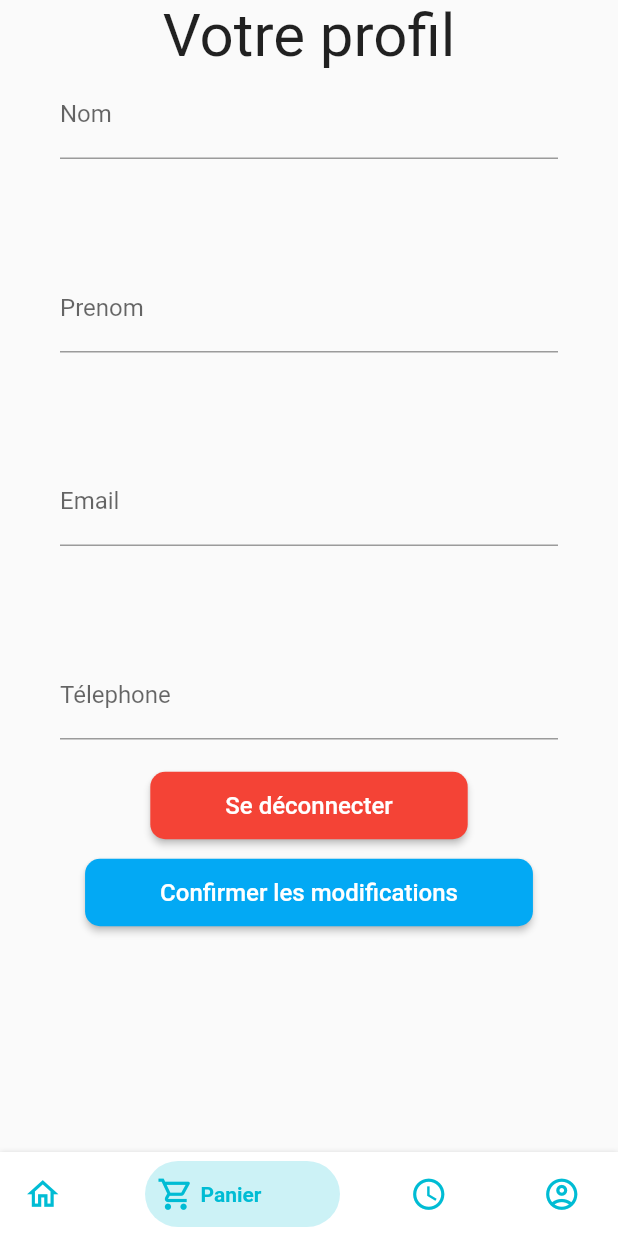
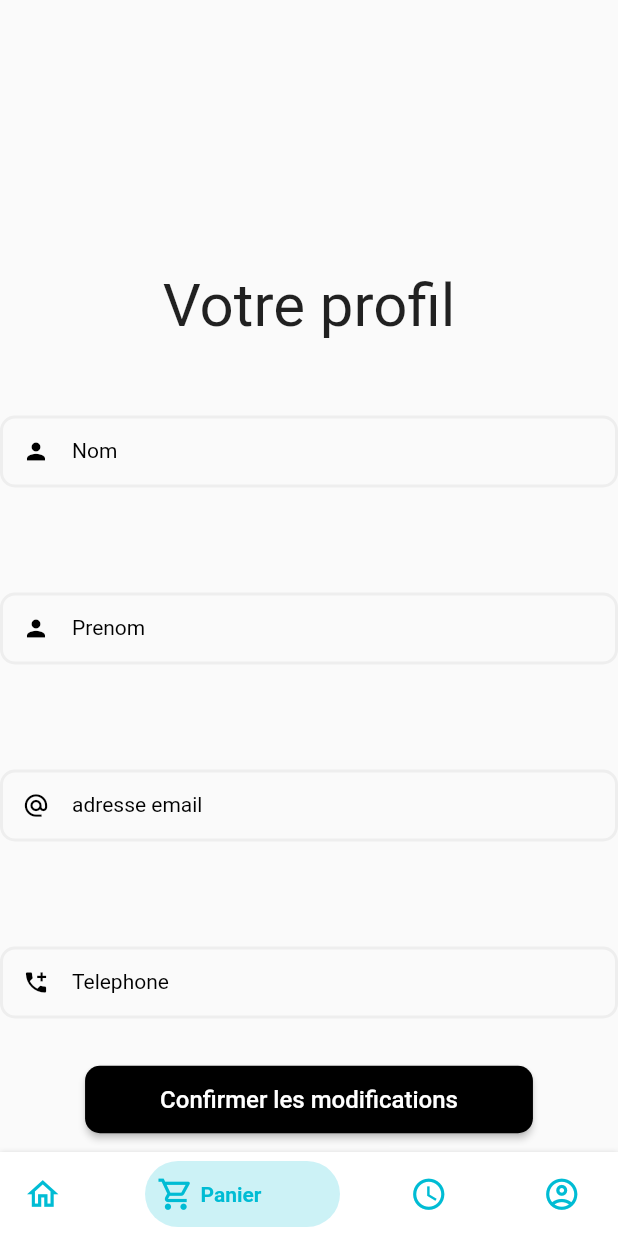
Before and after one commit to juxqq/stage-project-mobile, a Flutter app: the Profile screen opened by its route, on a phone screen of 412 x 824 dp. Run offline on Flutter 3.47's test engine with Material 2 defaults, Android fonts, the phone set to English and light mode, and no system bars; drawn by our look-alikes of bottom_navy_bar; missing offline and left inert: dart:ffi, drop_down_list, flutter_session, flutter_verification_code; accounts and stored records are empty.

Commit message:
profil remis à jour. A voir ce que je peux rajouter

```diff
--- a/lib/views/auth/profile.dart
+++ b/lib/views/auth/profile.dart
@@ -4,6 +4,7 @@ import 'package:mobile_app/models/user.dart';
 import 'package:mobile_app/services/user_service.dart';
 import 'package:mobile_app/share/bottom_nav_bar.dart';
 import 'package:mobile_app/share/radius_button.dart';
+import 'package:mobile_app/share/text_form.dart';
 
 class Profile extends StatefulWidget {
   const Profile({Key? key}) : super(key: key);
@@ -48,63 +49,63 @@ class _ProfileState extends State<Profile> {
                 child: Column(
               mainAxisAlignment: MainAxisAlignment.center,
               children: [
+                const SizedBox(
+                  height: 180,
+                ),
                 const Text("Votre profil", style: TextStyle(fontSize: 40)),
                 //A modifier avec la requère SQL adapté
-                Container(
-                  alignment: Alignment.center,
-                  margin: const EdgeInsets.symmetric(horizontal: 40),
-                  child: TextFormField(
-                    validator: (value) => value!.validateLastName(),
-                    controller: nameController,
-                    decoration: const InputDecoration(labelText: "Nom"),
-                  ),
+
+                const SizedBox(
+                  height: 50,
                 ),
+                TextForm(
+                  nameController,
+                  'Nom',
+                  (value) => value!.validateName(),
+                  Icons.person,
+                  false,
+                  () {},
+                  TextInputType.name),
                 //A modifier avec la requère SQL adapté
                 const SizedBox(
                   height: 70,
                 ),
-                Container(
-                  alignment: Alignment.center,
-                  margin: const EdgeInsets.symmetric(horizontal: 40),
-                  child: TextFormField(
-                    validator: (value) => value!.validateName(),
-                    controller: firstNameController,
-                    decoration: const InputDecoration(labelText: "Prenom"),
-                  ),
-                ),
+                TextForm(
+                    firstNameController,
+                    'Prenom',
+                    (value) => value!.validateName(),
+                    Icons.person,
+                    false,
+                    () {},
+                    TextInputType.name),
                 //A modifier avec la requère SQL adapté
                 const SizedBox(
                   height: 70,
                 ),
-                Container(
-                  alignment: Alignment.center,
-                  margin: const EdgeInsets.symmetric(horizontal: 40),
-                  child: TextFormField(
-                    validator: (value) => value!.validateEmail(),
-                    controller: mailController,
-                    decoration: const InputDecoration(labelText: "Email"),
-                  ),
-                ),
+                TextForm(
+                    mailController,
+                    'adresse email',
+                    (value) => value!.validateEmail(),
+                    Icons.alternate_email_sharp,
+                    false,
+                    () {},
+                    TextInputType.emailAddress),
                 const SizedBox(
                   height: 70,
                 ),
-                Container(
-                  alignment: Alignment.center,
-                  margin: const EdgeInsets.symmetric(horizontal: 40),
-                  child: TextFormField(
-                    validator: (value) => value!.validatePhone(),
-                    controller: phoneController,
-                    decoration: const InputDecoration(labelText: "Télephone"),
-                  ),
-                ),
+                //Box pour le telephone
+                TextForm(
+                    phoneController,
+                    'Telephone',
+                    (value) => value!.validatePhone(),
+                    Icons.add_call,
+                    false,
+                    () {},
+                    TextInputType.phone),
                 const SizedBox(
                   height: 20,
                 ),
-                RadiusButton("Se déconnecter", () {
-                 // Navigator.pushNamed(context, "/reset");
-                  UserService.removeToken();
-                                               Navigator.pushNamed(context, "/main");
-                }, Colors.red),
+
                 const SizedBox(height: 10),
                 RadiusButton("Confirmer les modifications", () {
                   if (_formKey.currentState!.validate()) {
@@ -121,7 +122,9 @@ class _ProfileState extends State<Profile> {
                                   ScaffoldMessenger.of(context).showSnackBar(
                                     const SnackBar(
                                         content:
-                                            Text('Modification réussie !')),
+                                            Text('Modification réussie !'),
+                                        backgroundColor: Colors.green),
+
                                   )
                                 }
                               else
@@ -135,7 +138,15 @@ class _ProfileState extends State<Profile> {
                                 }
                             });
                   }
-                }, Colors.lightBlue),
+                }, Colors.black),
+                const SizedBox(
+                  height: 20,
+                ),
+                RadiusButton("Se déconnecter", () {
+                  // Navigator.pushNamed(context, "/reset");
+                  UserService.removeToken();
+                  Navigator.pushNamed(context, "/main");
+                }, Colors.red),
               ],
             ))),
         bottomNavigationBar: const AppBarWidget());
--- a/lib/views/auth/reset.dart
+++ b/lib/views/auth/reset.dart
@@ -88,7 +88,7 @@ class _ResetPasswordState extends State<ResetPassword> {
                             ScaffoldMessenger.of(context).showSnackBar(
                               const SnackBar(
                                   content: Text(
-                                      'Mot de passe modifier avec succès.'),
+                                      'Mot de passe modifié avec succès.'),
                                   backgroundColor: Colors.green),
                             );
                             Navigator.pushNamed(context, '/main');
```
Also changed, not shown: lib/views/auth/login.dart (indentation only).
